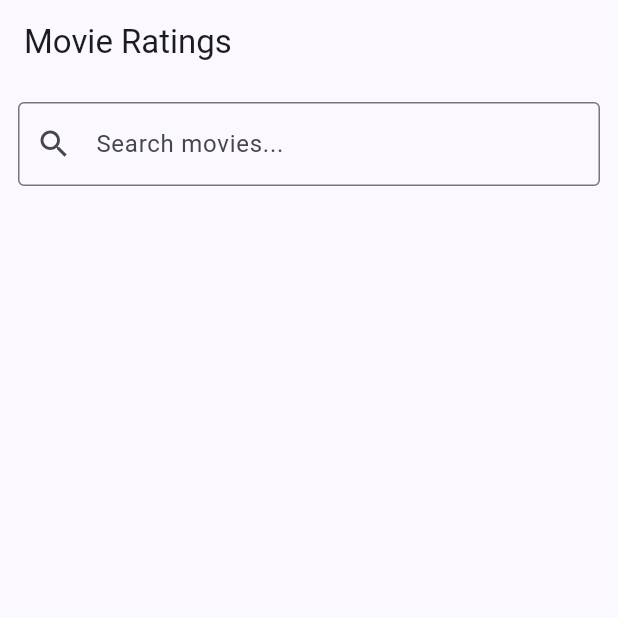
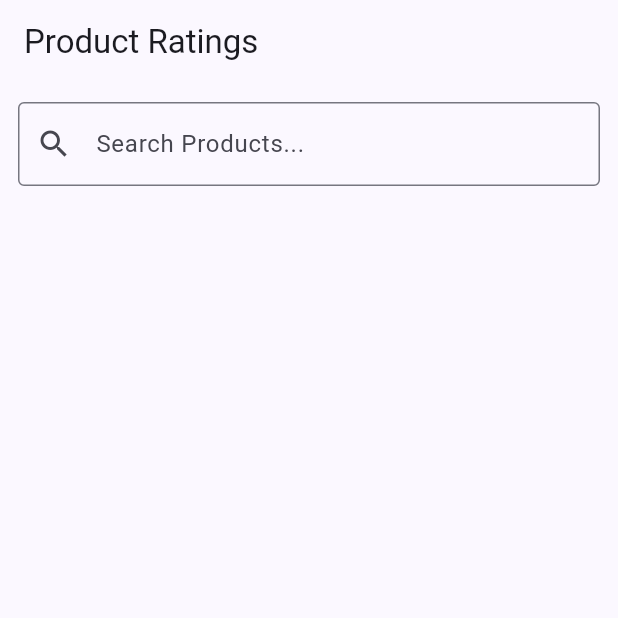
Before and after one commit to dfuruya/flutter-movie-ratings-app, a Flutter app: the screen it shows after launch, on a phone screen of 412 x 824 dp, the top half of it. Run offline on Flutter 3.47's test engine with Material 3 defaults, Android fonts, the phone set to English and light mode, and no system bars; our stand-ins replace shared_preferences; network calls fail.

Commit message:
fix: change to products instead of movies

```diff
--- a/lib/main.dart
+++ b/lib/main.dart
@@ -17,52 +17,52 @@ class MyApp extends StatelessWidget {
   @override
   Widget build(BuildContext context) {
     return MaterialApp(
-      title: 'Movie Ratings',
+      title: 'Product Ratings',
       theme: ThemeData(
         colorScheme: ColorScheme.fromSeed(seedColor: Colors.indigo),
         useMaterial3: true,
       ),
-      home: const MovieRatingsPage(),
+      home: const ProductRatingsPage(),
     );
   }
 }
 
-class Movie {
+class Product {
   final String id;
   final String title;
+  final double? price;
 
-  Movie({required this.id, required this.title});
+  Product({required this.id, required this.title, this.price});
 
-  // Movie.fromJson(Map<String, dynamic> json)
+  // Product.fromJson(Map<String, dynamic> json)
   //     : id = json['id'] as String,
-  //       title = json['original_title'] as String;
+  //       title = json['title'] as String,
+  //       price = json['price'] as double?;
 
-  factory Movie.fromJson(Map<String, dynamic> json) {
+  factory Product.fromJson(Map<String, dynamic> json) {
     return switch (json) {
-      {'id': String id, 'original_title': String title} => Movie(
-        id: id,
+      {'id': int id, 'title': String title, 'price': double price} => Product(
+        id: id.toString(),
         title: title,
+        price: price,
       ),
-      _ => throw const FormatException('Failed to load movie.'),
+      _ => throw const FormatException('Failed to load Product.'),
     };
   }
 }
 
-class MovieRatingsPage extends StatefulWidget {
-  const MovieRatingsPage({super.key});
+class ProductRatingsPage extends StatefulWidget {
+  const ProductRatingsPage({super.key});
 
   @override
-  State<MovieRatingsPage> createState() => _MovieRatingsPageState();
+  State<ProductRatingsPage> createState() => _ProductRatingsPageState();
 }
 
-class _MovieRatingsPageState extends State<MovieRatingsPage> {
-  final List<Movie> _allMovies = List.generate(
-    30,
-    (i) => Movie(id: 'm$i', title: 'Movie ${i + 1}'),
-  );
-  List<Movie> _filteredMovies = [];
+class _ProductRatingsPageState extends State<ProductRatingsPage> {
+  final List<Product> _allProducts = [];
+  List<Product> _filteredProducts = [];
   String _query = '';
-  Map<String, int> _ratings = {}; // movieId -> rating (1..5)
+  Map<String, int> _ratings = {}; // productId -> rating (1..5)
   late SharedPreferences _prefs;
   Timer? _debounce;
 
@@ -70,8 +70,8 @@ class _MovieRatingsPageState extends State<MovieRatingsPage> {
   void initState() {
     super.initState();
     // start with the full list so the UI doesn't clear unexpectedly
-    // _filteredMovies = List.from(_allMovies);
-    _fetchMovies();
+    // _filteredProducts = List.from(_allProducts);
+    _fetchProducts();
     _loadPrefs();
   }
 
@@ -97,56 +97,60 @@ class _MovieRatingsPageState extends State<MovieRatingsPage> {
     });
   }
 
-  Future<void> _setRating(String movieId, int rating) async {
+  Future<void> _setRating(String productId, int rating) async {
     setState(() {
-      _ratings[movieId] = rating;
+      _ratings[productId] = rating;
     });
-    await _prefs.setInt('rating_$movieId', rating);
+    await _prefs.setInt('rating_$productId', rating);
   }
 
-  Future<void> _fetchMovies() async {
-    final response = await http.get(
-      Uri.parse('https://jsonfakery.com/movies/paginated'),
-    );
+  Future<void> _fetchProducts([String? keywords]) async {
+    final url = keywords != null
+        ? 'https://dummyjson.com/products/search?q=$keywords&limit=20&select=title,price'
+        : 'https://dummyjson.com/products?limit=20&select=title,price';
 
-    log('Fetch movies response.statusCode: ${response.statusCode}');
+    if (_allProducts.isNotEmpty && keywords == null) {
+      _filteredProducts = List.from(_allProducts);
+      log('Using cached all products');
+      return;
+    }
+
+    final response = await http.get(Uri.parse(url));
+
+    log('Fetch products response.statusCode: ${response.statusCode}');
 
     if (response.statusCode == 200) {
       // Parse the JSON response
-      final List<dynamic> data = jsonDecode(response.body)['data'];
+      final List<dynamic> data = jsonDecode(response.body)['products'];
 
-      // Map the data to Movie objects and convert to List
-      _filteredMovies = data.map<Movie>((movie) => Movie.fromJson(movie)).toList();
+      // Map the data to Product objects and convert to List
+      _filteredProducts = data.map<Product>((product) => Product.fromJson(product)).toList();
 
-      log('Fetch movies response.data: ${_filteredMovies.length}');
+      log('Fetch products response.data: ${_filteredProducts.length}');
 
       // Update the UI
       if (!mounted) return;
-      setState(() {
-        // Optionally, you can also update _allMovies if needed
-      });
+      // setState(() {
+      //   // Optionally, you can also update _allProducts if needed
+      // });
     } else {
-      throw Exception('Could not fetch movies');
+      throw Exception('Could not fetch products');
     }
   }
 
   void _runFilter(String enteredKeyword) {
     // debounce so we don't rebuild/filter on every keystroke
     _debounce?.cancel();
-    _debounce = Timer(const Duration(milliseconds: 250), () {
+    _debounce = Timer(const Duration(milliseconds: 500), () {
       final q = enteredKeyword.trim().toLowerCase();
-      List<Movie> results;
-      if (q.isEmpty) {
-        results = List.from(_filteredMovies);
-      } else {
-        // always filter from the full source list and use lowercase comparison
-        results = _filteredMovies.where((m) => m.title.toLowerCase().contains(q)).toList();
-      }
+      log('entered keyword: ' + q);
+
+      _fetchProducts(q);
 
       if (!mounted) return;
-      setState(() {
-        _filteredMovies = results;
-      });
+      // setState(() {
+      //   _filteredProducts = results;
+      // });
     });
   }
 
@@ -154,7 +158,7 @@ class _MovieRatingsPageState extends State<MovieRatingsPage> {
   Widget build(BuildContext context) {
     return Scaffold(
       appBar: AppBar(
-        title: const Text('Movie Ratings'),
+        title: const Text('Product Ratings'),
       ),
       body: Column(
         children: [
@@ -163,7 +167,7 @@ class _MovieRatingsPageState extends State<MovieRatingsPage> {
             child: TextField(
               decoration: const InputDecoration(
                 prefixIcon: Icon(Icons.search),
-                hintText: 'Search movies...',
+                hintText: 'Search Products...',
                 border: OutlineInputBorder(),
               ),
               onChanged: (v) => _runFilter(v),
@@ -171,16 +175,16 @@ class _MovieRatingsPageState extends State<MovieRatingsPage> {
           ),
           Expanded(
             child: ListView.separated(
-              itemCount: _filteredMovies.length,
+              itemCount: _filteredProducts.length,
               separatorBuilder: (_, __) => const Divider(height: 1),
               itemBuilder: (context, index) {
-                final movie = _filteredMovies[index];
-                final rating = _ratings[movie.id] ?? 0;
+                final product = _filteredProducts[index];
+                final rating = _ratings[product.id] ?? 0;
                 return ListTile(
-                  title: Text(movie.title),
+                  title: Text(product.title),
                   trailing: StarRating(
                     rating: rating,
-                    onRatingChanged: (r) => _setRating(movie.id, r),
+                    onRatingChanged: (r) => _setRating(product.id, r),
                   ),
                 );
               },
```
